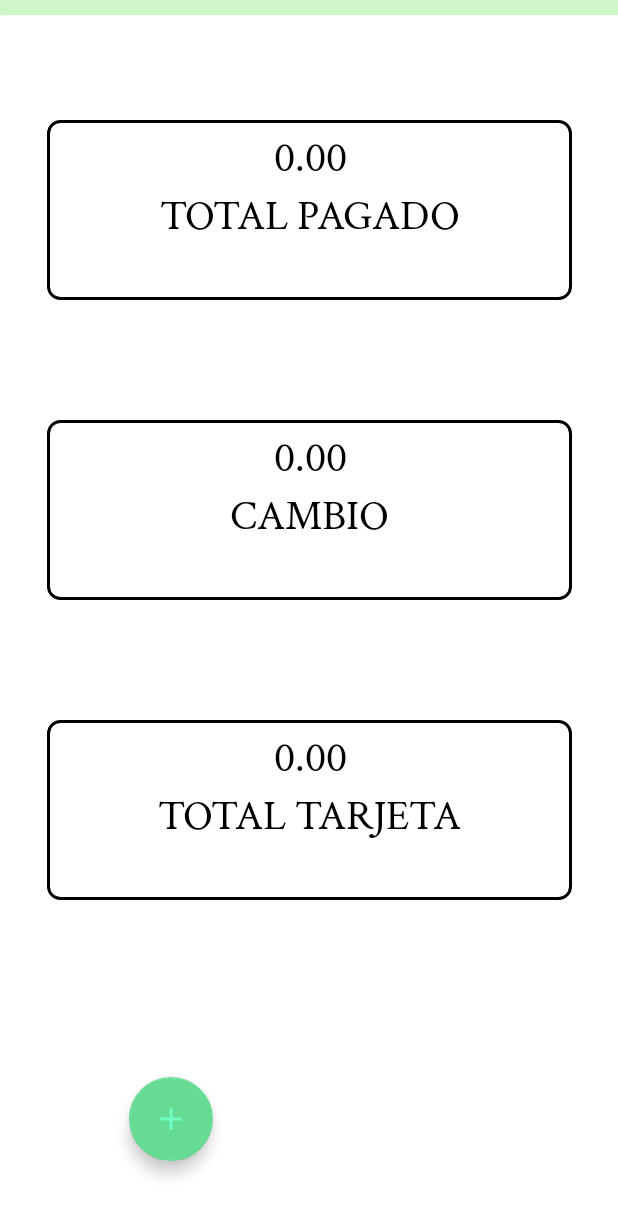
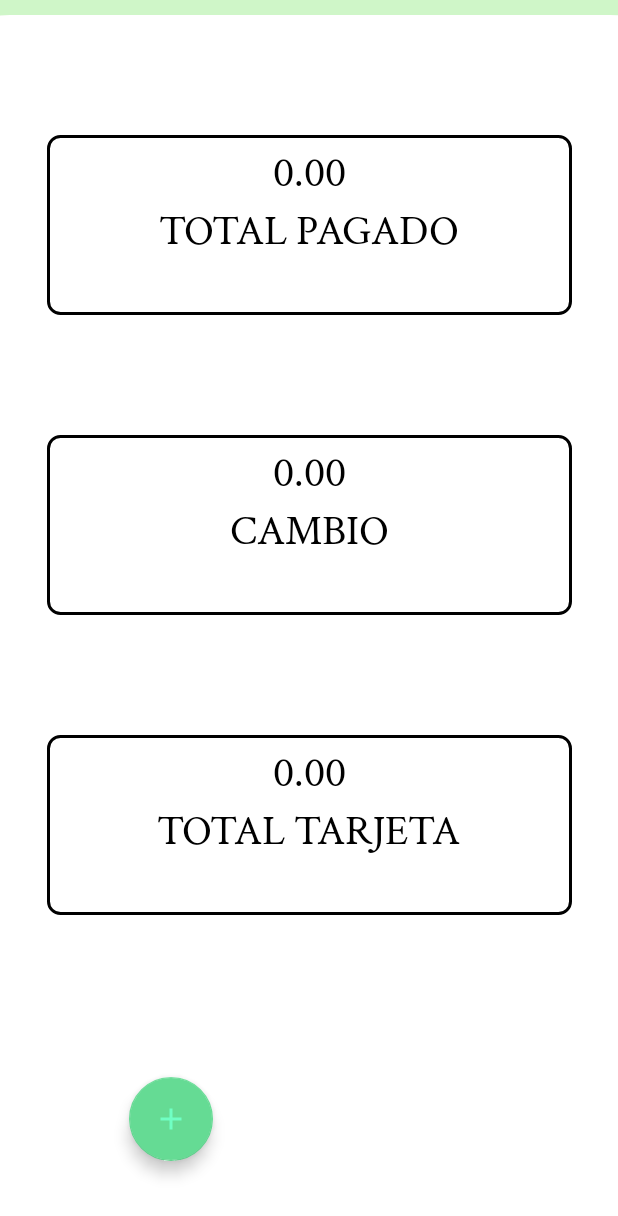
Before and after one commit to NormanRomero06/FavaApp, an Android app: the fragment TotalDividirPagosFragment shown on its own in the app's theme, on a phone screen of 412 x 824 dp. Shown: the top 1216 px of the screen. Run offline under Robolectric (Android 15) with nearby library versions, the phone set to English and light mode, and no system bars; network calls fail.

```diff
--- a/app/src/main/res/layout/fragment_editar_categoria.xml
+++ b/app/src/main/res/layout/fragment_editar_categoria.xml
@@ -54,8 +54,8 @@
         android:hint="@string/nombre_de_la_categoria"
         android:textColorHint="@color/black"
         android:minHeight="48sp"
-        app:layout_constraintEnd_toEndOf="parent"
-        app:layout_constraintStart_toStartOf="parent"
+        app:layout_constraintEnd_toEndOf="@id/VwContainer"
+        app:layout_constraintStart_toStartOf="@id/VwContainer"
         app:layout_constraintTop_toBottomOf="@id/etId"
         android:autofillHints=""
         android:imeOptions="actionDone"
--- a/app/src/main/res/layout/fragment_metodo_de_pago.xml
+++ b/app/src/main/res/layout/fragment_metodo_de_pago.xml
@@ -63,14 +63,14 @@
             android:id="@+id/TvEfectivo"
             android:layout_width="160dp"
             android:layout_height="0dp"
-            android:layout_marginStart="336dp"
+            android:layout_marginStart="30dp"
             android:layout_marginTop="50dp"
             android:fontFamily="@font/crimson_text_regular"
             android:text="@string/efectivo_recibido"
             android:textColor="@color/black"
             android:textSize="20sp"
             app:layout_constraintBottom_toTopOf="@id/EtEfectivoR"
-            app:layout_constraintStart_toStartOf="parent"
+            app:layout_constraintStart_toStartOf="@id/VwPagos"
             app:layout_constraintTop_toBottomOf="@id/VwCantidad" />
 
         <EditText
--- a/app/src/main/res/layout/fragment_total_dividir_pagos.xml
+++ b/app/src/main/res/layout/fragment_total_dividir_pagos.xml
@@ -13,11 +13,12 @@
         android:layout_height="0dp"
         android:layout_marginTop="10dp"
         android:background="@drawable/ic_shape_login"
+        app:layout_constraintBottom_toBottomOf="parent"
+        app:layout_constraintEnd_toEndOf="parent"
+        app:layout_constraintHorizontal_bias="0.497"
         app:layout_constraintStart_toStartOf="parent"
-        app:layout_constraintEnd_toEndOf="parent"
         app:layout_constraintTop_toTopOf="parent"
-        app:layout_constraintBottom_toBottomOf="parent"
-       />
+        app:layout_constraintVertical_bias="1.0" />
 
     <View
         android:id="@+id/VwCantidad"
@@ -25,9 +26,9 @@
         android:layout_height="120dp"
         android:layout_marginTop="80dp"
         android:background="@drawable/ic_view"
-        app:layout_constraintEnd_toEndOf="parent"
-        app:layout_constraintStart_toStartOf="parent"
-        app:layout_constraintTop_toTopOf="parent" />
+        app:layout_constraintEnd_toEndOf="@id/VwPago"
+        app:layout_constraintStart_toStartOf="@id/VwPago"
+        app:layout_constraintTop_toTopOf="@id/VwPago"/>
 
     <TextView
         android:id="@+id/TvTotal"
@@ -62,8 +63,8 @@
         android:layout_height="120dp"
         android:layout_marginTop="80dp"
         android:background="@drawable/ic_view"
-        app:layout_constraintEnd_toEndOf="parent"
-        app:layout_constraintStart_toStartOf="parent"
+        app:layout_constraintEnd_toEndOf="@id/VwPago"
+        app:layout_constraintStart_toStartOf="@id/VwPago"
         app:layout_constraintTop_toBottomOf="@id/VwCantidad" />
     <TextView
         android:id="@+id/tv_cambio"
@@ -97,8 +98,8 @@
         android:layout_height="120dp"
         android:layout_marginTop="80dp"
         android:background="@drawable/ic_view"
-        app:layout_constraintEnd_toEndOf="parent"
-        app:layout_constraintStart_toStartOf="parent"
+        app:layout_constraintEnd_toEndOf="@id/VwPago"
+        app:layout_constraintStart_toStartOf="@id/VwPago"
         app:layout_constraintTop_toBottomOf="@id/VwCambio" />
     <TextView
         android:id="@+id/tv_totalTarj"
@@ -133,6 +134,7 @@
         android:layout_height="wrap_content"
         android:clickable="true"
         android:focusable="true"
+        android:backgroundTint="@color/color_Primary"
         android:contentDescription="@string/dividir_pago"
         android:src="@drawable/add_24"
         android:layout_marginEnd="270dp"
@@ -140,5 +142,4 @@
         app:layout_constraintEnd_toEndOf="parent"
         app:layout_constraintBottom_toBottomOf="parent" />
 
-
 </androidx.constraintlayout.widget.ConstraintLayout>
```
Also changed, not shown: app/src/main/java/com/example/appfavas/ui/Categoria/CrearCategoriaFragment.kt (+15 -1 lines), app/src/main/java/com/example/appfavas/ui/Categoria/EditarCategoriaFragment.kt (+14 -5 lines), app/src/main/java/com/example/appfavas/ui/pagos/PagosFragment.kt (+19 -2 lines).
